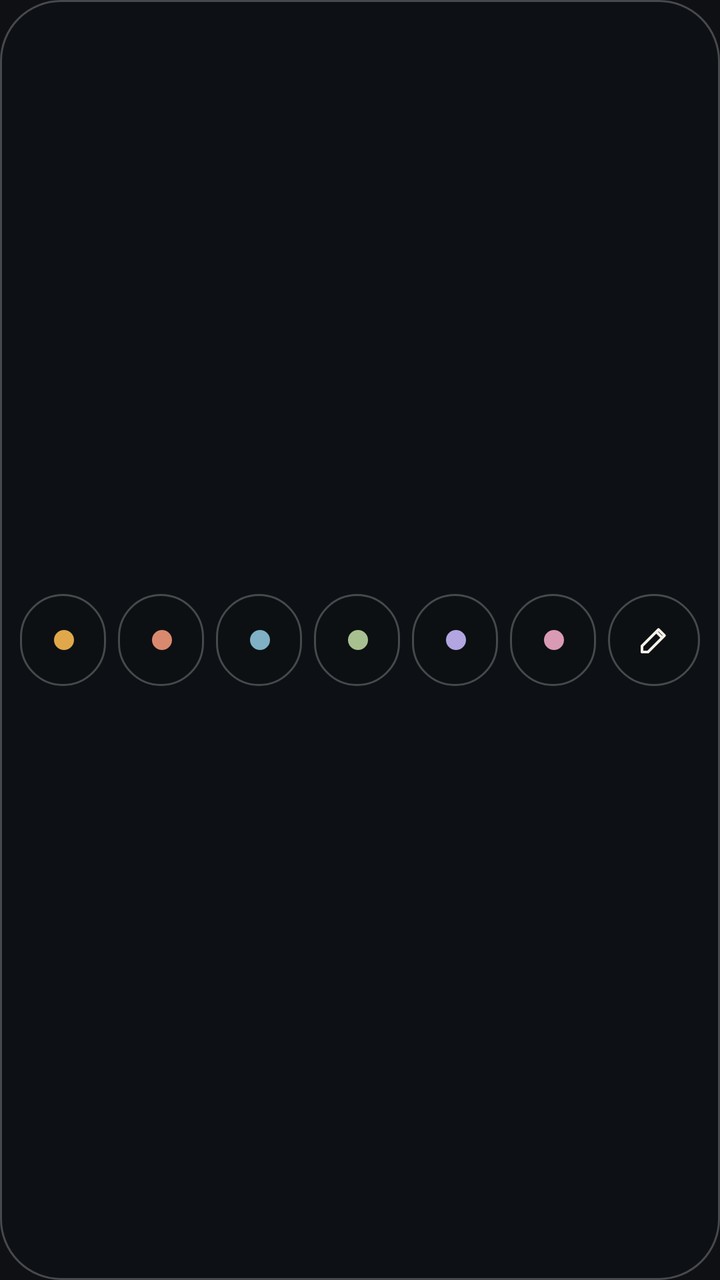
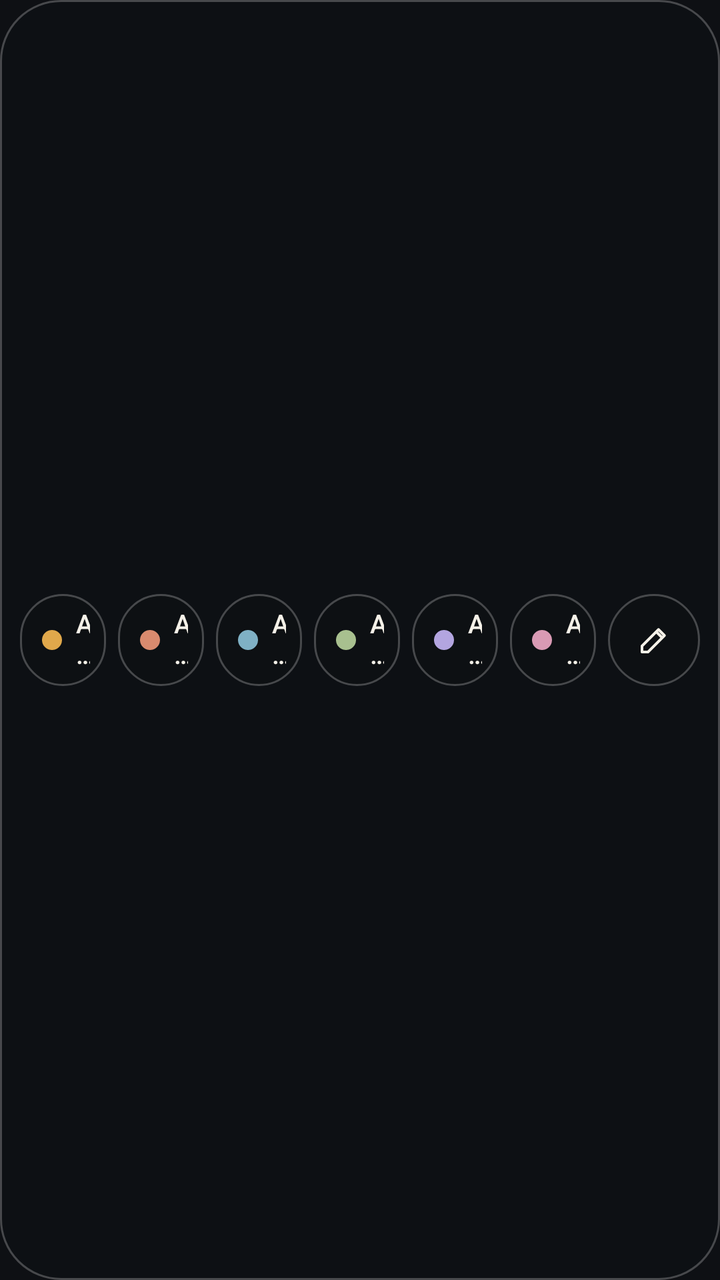

An Android layout rendered at two revisions. The XML below is the earlier revision; the diff shows what the commit changed to produce the second picture.
<!-- AndroidManifest.xml: application theme AppTheme -->
<!-- res/layout/widget_line.xml -->
<LinearLayout xmlns:android="http://schemas.android.com/apk/res/android"
    android:id="@android:id/background" android:layout_width="match_parent" android:layout_height="match_parent"
    android:background="@drawable/glass_40"
    android:orientation="horizontal" android:gravity="center_vertical" android:paddingStart="7dp" android:paddingEnd="7dp">
        <LinearLayout android:id="@+id/pill0" android:layout_width="0dp" android:layout_height="46dp" android:layout_weight="1"
            android:layout_margin="3dp" android:orientation="horizontal"
            android:gravity="center_vertical" android:paddingStart="14dp" android:paddingEnd="12dp"
            android:background="@drawable/pill_idle" android:clickable="true" android:focusable="true">
            <ImageView android:id="@+id/icon0" android:layout_width="16dp" android:layout_height="16dp"
                android:scaleType="center" android:src="@drawable/dot_0" android:importantForAccessibility="no" />
            <TextView android:id="@+id/label0" android:layout_width="match_parent" android:layout_height="wrap_content"
                android:layout_marginStart="8dp" android:textSize="14sp" android:textColor="#F5F1E8"
                android:fontFamily="sans-serif-medium" android:maxLines="2" android:ellipsize="end"
                android:includeFontPadding="false" android:text="@string/pill_empty" />
        </LinearLayout>
        <LinearLayout android:id="@+id/pill1" android:layout_width="0dp" android:layout_height="46dp" android:layout_weight="1"
            android:layout_margin="3dp" android:orientation="horizontal"
            android:gravity="center_vertical" android:paddingStart="14dp" android:paddingEnd="12dp"
            android:background="@drawable/pill_idle" android:clickable="true" android:focusable="true">
            <ImageView android:id="@+id/icon1" android:layout_width="16dp" android:layout_height="16dp"
                android:scaleType="center" android:src="@drawable/dot_1" android:importantForAccessibility="no" />
            <TextView android:id="@+id/label1" android:layout_width="match_parent" android:layout_height="wrap_content"
                android:layout_marginStart="8dp" android:textSize="14sp" android:textColor="#F5F1E8"
                android:fontFamily="sans-serif-medium" android:maxLines="2" android:ellipsize="end"
                android:includeFontPadding="false" android:text="@string/pill_empty" />
        </LinearLayout>
        <LinearLayout android:id="@+id/pill2" android:layout_width="0dp" android:layout_height="46dp" android:layout_weight="1"
            android:layout_margin="3dp" android:orientation="horizontal"
            android:gravity="center_vertical" android:paddingStart="14dp" android:paddingEnd="12dp"
            android:background="@drawable/pill_idle" android:clickable="true" android:focusable="true">
            <ImageView android:id="@+id/icon2" android:layout_width="16dp" android:layout_height="16dp"
                android:scaleType="center" android:src="@drawable/dot_2" android:importantForAccessibility="no" />
            <TextView android:id="@+id/label2" android:layout_width="match_parent" android:layout_height="wrap_content"
                android:layout_marginStart="8dp" android:textSize="14sp" android:textColor="#F5F1E8"
                android:fontFamily="sans-serif-medium" android:maxLines="2" android:ellipsize="end"
                android:includeFontPadding="false" android:text="@string/pill_empty" />
        </LinearLayout>
        <LinearLayout android:id="@+id/pill3" android:layout_width="0dp" android:layout_height="46dp" android:layout_weight="1"
            android:layout_margin="3dp" android:orientation="horizontal"
            android:gravity="center_vertical" android:paddingStart="14dp" android:paddingEnd="12dp"
            android:background="@drawable/pill_idle" android:clickable="true" android:focusable="true">
            <ImageView android:id="@+id/icon3" android:layout_width="16dp" android:layout_height="16dp"
                android:scaleType="center" android:src="@drawable/dot_3" android:importantForAccessibility="no" />
            <TextView android:id="@+id/label3" android:layout_width="match_parent" android:layout_height="wrap_content"
                android:layout_marginStart="8dp" android:textSize="14sp" android:textColor="#F5F1E8"
                android:fontFamily="sans-serif-medium" android:maxLines="2" android:ellipsize="end"
                android:includeFontPadding="false" android:text="@string/pill_empty" />
        </LinearLayout>
        <LinearLayout android:id="@+id/pill4" android:layout_width="0dp" android:layout_height="46dp" android:layout_weight="1"
            android:layout_margin="3dp" android:orientation="horizontal"
            android:gravity="center_vertical" android:paddingStart="14dp" android:paddingEnd="12dp"
            android:background="@drawable/pill_idle" android:clickable="true" android:focusable="true">
            <ImageView android:id="@+id/icon4" android:layout_width="16dp" android:layout_height="16dp"
                android:scaleType="center" android:src="@drawable/dot_4" android:importantForAccessibility="no" />
            <TextView android:id="@+id/label4" android:layout_width="match_parent" android:layout_height="wrap_content"
                android:layout_marginStart="8dp" android:textSize="14sp" android:textColor="#F5F1E8"
                android:fontFamily="sans-serif-medium" android:maxLines="2" android:ellipsize="end"
                android:includeFontPadding="false" android:text="@string/pill_empty" />
        </LinearLayout>
        <LinearLayout android:id="@+id/pill5" android:layout_width="0dp" android:layout_height="46dp" android:layout_weight="1"
            android:layout_margin="3dp" android:orientation="horizontal"
            android:gravity="center_vertical" android:paddingStart="14dp" android:paddingEnd="12dp"
            android:background="@drawable/pill_idle" android:clickable="true" android:focusable="true">
            <ImageView android:id="@+id/icon5" android:layout_width="16dp" android:layout_height="16dp"
                android:scaleType="center" android:src="@drawable/dot_5" android:importantForAccessibility="no" />
            <TextView android:id="@+id/label5" android:layout_width="match_parent" android:layout_height="wrap_content"
                android:layout_marginStart="8dp" android:textSize="14sp" android:textColor="#F5F1E8"
                android:fontFamily="sans-serif-medium" android:maxLines="2" android:ellipsize="end"
                android:includeFontPadding="false" android:text="@string/pill_empty" />
        </LinearLayout>
    <ImageView android:id="@+id/edit" android:layout_width="46dp" android:layout_height="46dp"
        android:layout_margin="3dp" android:scaleType="center" android:src="@drawable/ic_edit_big"
        android:background="@drawable/edit_circle" android:clickable="true" android:focusable="true"
        android:contentDescription="@string/edit_phrases" />
</LinearLayout>
<!-- resources referenced by this layout -->
<resources>
  <!-- drawable dot_0 (drawable) -->
  <shape xmlns:android="http://schemas.android.com/apk/res/android" android:shape="oval">
      <solid android:color="#E0A84B" />
      <size android:width="10dp" android:height="10dp" />
  </shape>
  <!-- drawable dot_1 (drawable) -->
  <shape xmlns:android="http://schemas.android.com/apk/res/android" android:shape="oval">
      <solid android:color="#D98A6E" />
      <size android:width="10dp" android:height="10dp" />
  </shape>
  <!-- drawable dot_2 (drawable) -->
  <shape xmlns:android="http://schemas.android.com/apk/res/android" android:shape="oval">
      <solid android:color="#7FB0C4" />
      <size android:width="10dp" android:height="10dp" />
  </shape>
  <!-- drawable dot_3 (drawable) -->
  <shape xmlns:android="http://schemas.android.com/apk/res/android" android:shape="oval">
      <solid android:color="#A8C08F" />
      <size android:width="10dp" android:height="10dp" />
  </shape>
  <!-- drawable dot_4 (drawable) -->
  <shape xmlns:android="http://schemas.android.com/apk/res/android" android:shape="oval">
      <solid android:color="#B3A5E0" />
      <size android:width="10dp" android:height="10dp" />
  </shape>
  <!-- drawable dot_5 (drawable) -->
  <shape xmlns:android="http://schemas.android.com/apk/res/android" android:shape="oval">
      <solid android:color="#D99AB4" />
      <size android:width="10dp" android:height="10dp" />
  </shape>
  <!-- drawable edit_circle (drawable) -->
  <ripple xmlns:android="http://schemas.android.com/apk/res/android" android:color="#33F5F1E8">
      <item>
          <shape android:shape="oval">
              <solid android:color="#140E1014" />
              <stroke android:width="1dp" android:color="#3DFFFFFF" />
          </shape>
      </item>
  </ripple>
  <!-- drawable glass_40 (drawable) -->
  <shape xmlns:android="http://schemas.android.com/apk/res/android">
      <solid android:color="#660E1014" />
      <stroke android:width="1dp" android:color="#3DFFFFFF" />
      <corners android:radius="30dp" />
  </shape>
  <!-- drawable ic_edit_big (drawable) -->
  <vector xmlns:android="http://schemas.android.com/apk/res/android"
      android:width="18dp" android:height="18dp" android:viewportWidth="24" android:viewportHeight="24">
      <path android:pathData="M4,20h4L19,9l-4,-4L4,16v4zM13.5,6.5l4,4" android:strokeColor="#F5F1E8"
          android:strokeWidth="1.8" android:strokeLineCap="round" android:strokeLineJoin="round" />
  </vector>
  <!-- drawable pill_idle (drawable) -->
  <ripple xmlns:android="http://schemas.android.com/apk/res/android" android:color="#33F5F1E8">
      <item>
          <shape>
              <solid android:color="#140E1014" />
              <stroke android:width="1dp" android:color="#3DFFFFFF" />
              <corners android:radius="999dp" />
          </shape>
      </item>
  </ripple>
  <string name="edit_phrases">Edit phrases</string>
  <string name="pill_empty">Add a phrase</string>
  <style name="AppTheme" parent="android:style/Theme.Material.NoActionBar">
          <item name="android:colorAccent">#F5F1E8</item>
          <item name="android:colorPrimary">#0E1014</item>
          <item name="android:colorBackground">#0E1014</item>
          <item name="android:windowBackground">@color/ink_bg</item>
          <item name="android:statusBarColor">@color/ink_bg</item>
          <item name="android:navigationBarColor">@color/ink_bg</item>
          <item name="android:windowLightStatusBar">false</item>
          <item name="android:textColorHighlight">#55F5F1E8</item>
          <item name="android:textCursorDrawable">@null</item>
      </style>
  <color name="ink_bg">#0E1014</color>
</resources>

<!-- the commit's change to res/layout/widget_line.xml (unified diff, before → after) -->
@@ -4,67 +4,67 @@
     android:orientation="horizontal" android:gravity="center_vertical" android:paddingStart="7dp" android:paddingEnd="7dp">
         <LinearLayout android:id="@+id/pill0" android:layout_width="0dp" android:layout_height="46dp" android:layout_weight="1"
             android:layout_margin="3dp" android:orientation="horizontal"
-            android:gravity="center_vertical" android:paddingStart="14dp" android:paddingEnd="12dp"
+            android:gravity="center_vertical" android:paddingStart="10dp" android:paddingEnd="8dp"
             android:background="@drawable/pill_idle" android:clickable="true" android:focusable="true">
-            <ImageView android:id="@+id/icon0" android:layout_width="16dp" android:layout_height="16dp"
+            <ImageView android:id="@+id/icon0" android:layout_width="12dp" android:layout_height="12dp"
                 android:scaleType="center" android:src="@drawable/dot_0" android:importantForAccessibility="no" />
             <TextView android:id="@+id/label0" android:layout_width="match_parent" android:layout_height="wrap_content"
-                android:layout_marginStart="8dp" android:textSize="14sp" android:textColor="#F5F1E8"
+                android:layout_marginStart="6dp" android:textSize="13sp" android:textColor="#F5F1E8"
                 android:fontFamily="sans-serif-medium" android:maxLines="2" android:ellipsize="end"
                 android:includeFontPadding="false" android:text="@string/pill_empty" />
         </LinearLayout>
         <LinearLayout android:id="@+id/pill1" android:layout_width="0dp" android:layout_height="46dp" android:layout_weight="1"
             android:layout_margin="3dp" android:orientation="horizontal"
-            android:gravity="center_vertical" android:paddingStart="14dp" android:paddingEnd="12dp"
+            android:gravity="center_vertical" android:paddingStart="10dp" android:paddingEnd="8dp"
             android:background="@drawable/pill_idle" android:clickable="true" android:focusable="true">
-            <ImageView android:id="@+id/icon1" android:layout_width="16dp" android:layout_height="16dp"
+            <ImageView android:id="@+id/icon1" android:layout_width="12dp" android:layout_height="12dp"
                 android:scaleType="center" android:src="@drawable/dot_1" android:importantForAccessibility="no" />
             <TextView android:id="@+id/label1" android:layout_width="match_parent" android:layout_height="wrap_content"
-                android:layout_marginStart="8dp" android:textSize="14sp" android:textColor="#F5F1E8"
+                android:layout_marginStart="6dp" android:textSize="13sp" android:textColor="#F5F1E8"
                 android:fontFamily="sans-serif-medium" android:maxLines="2" android:ellipsize="end"
                 android:includeFontPadding="false" android:text="@string/pill_empty" />
         </LinearLayout>
         <LinearLayout android:id="@+id/pill2" android:layout_width="0dp" android:layout_height="46dp" android:layout_weight="1"
             android:layout_margin="3dp" android:orientation="horizontal"
-            android:gravity="center_vertical" android:paddingStart="14dp" android:paddingEnd="12dp"
+            android:gravity="center_vertical" android:paddingStart="10dp" android:paddingEnd="8dp"
             android:background="@drawable/pill_idle" android:clickable="true" android:focusable="true">
-            <ImageView android:id="@+id/icon2" android:layout_width="16dp" android:layout_height="16dp"
+            <ImageView android:id="@+id/icon2" android:layout_width="12dp" android:layout_height="12dp"
                 android:scaleType="center" android:src="@drawable/dot_2" android:importantForAccessibility="no" />
             <TextView android:id="@+id/label2" android:layout_width="match_parent" android:layout_height="wrap_content"
-                android:layout_marginStart="8dp" android:textSize="14sp" android:textColor="#F5F1E8"
+                android:layout_marginStart="6dp" android:textSize="13sp" android:textColor="#F5F1E8"
                 android:fontFamily="sans-serif-medium" android:maxLines="2" android:ellipsize="end"
                 android:includeFontPadding="false" android:text="@string/pill_empty" />
         </LinearLayout>
         <LinearLayout android:id="@+id/pill3" android:layout_width="0dp" android:layout_height="46dp" android:layout_weight="1"
             android:layout_margin="3dp" android:orientation="horizontal"
-            android:gravity="center_vertical" android:paddingStart="14dp" android:paddingEnd="12dp"
+            android:gravity="center_vertical" android:paddingStart="10dp" android:paddingEnd="8dp"
             android:background="@drawable/pill_idle" android:clickable="true" android:focusable="true">
-            <ImageView android:id="@+id/icon3" android:layout_width="16dp" android:layout_height="16dp"
+            <ImageView android:id="@+id/icon3" android:layout_width="12dp" android:layout_height="12dp"
                 android:scaleType="center" android:src="@drawable/dot_3" android:importantForAccessibility="no" />
             <TextView android:id="@+id/label3" android:layout_width="match_parent" android:layout_height="wrap_content"
-                android:layout_marginStart="8dp" android:textSize="14sp" android:textColor="#F5F1E8"
+                android:layout_marginStart="6dp" android:textSize="13sp" android:textColor="#F5F1E8"
                 android:fontFamily="sans-serif-medium" android:maxLines="2" android:ellipsize="end"
                 android:includeFontPadding="false" android:text="@string/pill_empty" />
         </LinearLayout>
         <LinearLayout android:id="@+id/pill4" android:layout_width="0dp" android:layout_height="46dp" android:layout_weight="1"
             android:layout_margin="3dp" android:orientation="horizontal"
-            android:gravity="center_vertical" android:paddingStart="14dp" android:paddingEnd="12dp"
+            android:gravity="center_vertical" android:paddingStart="10dp" android:paddingEnd="8dp"
             android:background="@drawable/pill_idle" android:clickable="true" android:focusable="true">
-            <ImageView android:id="@+id/icon4" android:layout_width="16dp" android:layout_height="16dp"
+            <ImageView android:id="@+id/icon4" android:layout_width="12dp" android:layout_height="12dp"
                 android:scaleType="center" android:src="@drawable/dot_4" android:importantForAccessibility="no" />
             <TextView android:id="@+id/label4" android:layout_width="match_parent" android:layout_height="wrap_content"
-                android:layout_marginStart="8dp" android:textSize="14sp" android:textColor="#F5F1E8"
+                android:layout_marginStart="6dp" android:textSize="13sp" android:textColor="#F5F1E8"
                 android:fontFamily="sans-serif-medium" android:maxLines="2" android:ellipsize="end"
                 android:includeFontPadding="false" android:text="@string/pill_empty" />
         </LinearLayout>
         <LinearLayout android:id="@+id/pill5" android:layout_width="0dp" android:layout_height="46dp" android:layout_weight="1"
             android:layout_margin="3dp" android:orientation="horizontal"
-            android:gravity="center_vertical" android:paddingStart="14dp" android:paddingEnd="12dp"
+            android:gravity="center_vertical" android:paddingStart="10dp" android:paddingEnd="8dp"
             android:background="@drawable/pill_idle" android:clickable="true" android:focusable="true">
-            <ImageView android:id="@+id/icon5" android:layout_width="16dp" android:layout_height="16dp"
+            <ImageView android:id="@+id/icon5" android:layout_width="12dp" android:layout_height="12dp"
                 android:scaleType="center" android:src="@drawable/dot_5" android:importantForAccessibility="no" />
             <TextView android:id="@+id/label5" android:layout_width="match_parent" android:layout_height="wrap_content"
-                android:layout_marginStart="8dp" android:textSize="14sp" android:textColor="#F5F1E8"
+                android:layout_marginStart="6dp" android:textSize="13sp" android:textColor="#F5F1E8"
                 android:fontFamily="sans-serif-medium" android:maxLines="2" android:ellipsize="end"
                 android:includeFontPadding="false" android:text="@string/pill_empty" />
         </LinearLayout>
